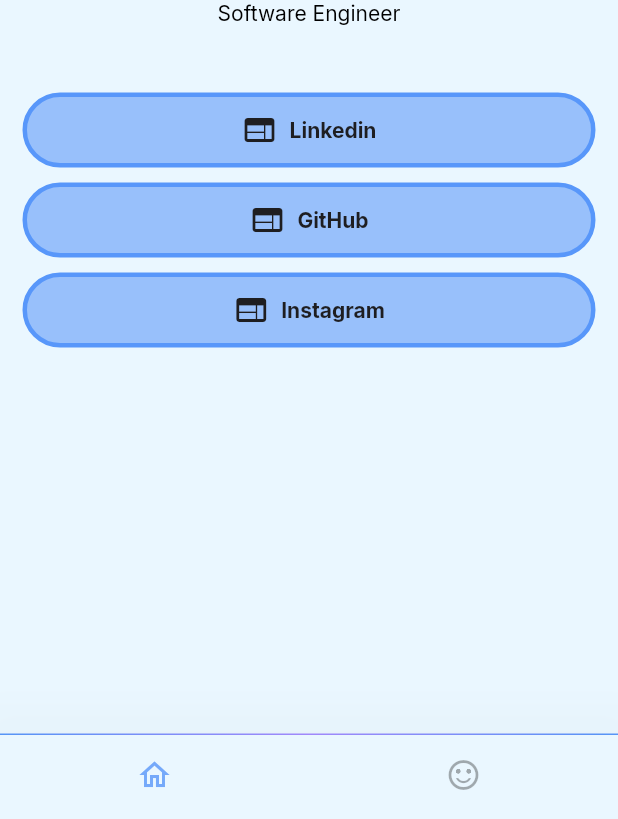
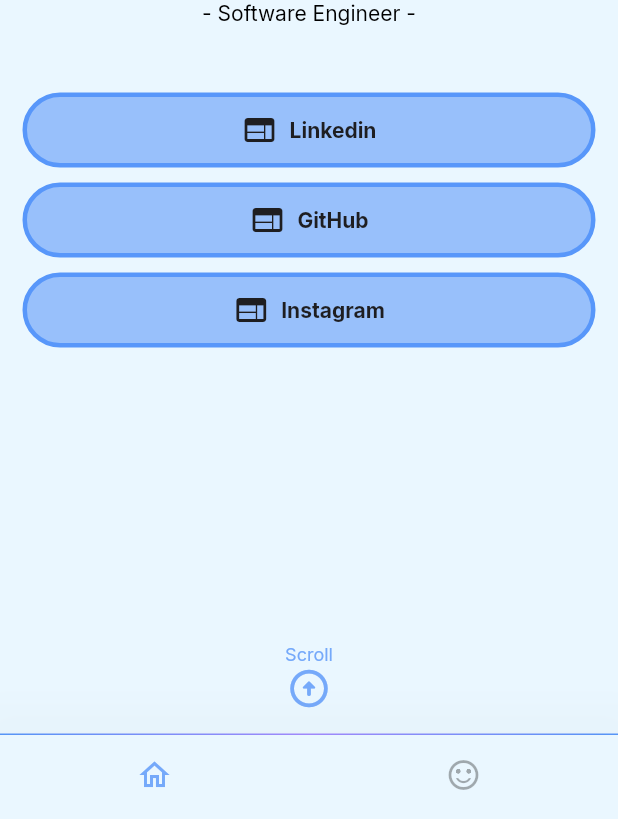
Before and after one commit to rickycheuk/my_web, a Flutter app: the screen it shows after launch, on a phone screen of 412 x 824 dp, the part 417-1236 px from its top. Run offline on Flutter 3.47's test engine with Material 2 defaults, Android fonts, the phone set to English and light mode, and no system bars; drawn by our look-alikes of animated_text_kit; our stand-ins replace cloud_firestore, firebase_analytics, firebase_auth, firebase_core, google_fonts; missing offline and left inert: flutter_rounded_progress_bar; accounts and stored records are empty; network calls fail.

Commit message:
about me page

```diff
--- a/lib/main.dart
+++ b/lib/main.dart
@@ -16,7 +16,7 @@
 
 const profileId = 'Tiqrj06AHigcHiytJPf1';
 String webTitle = 'Ricky Cheuk';
-String description = 'Software Engineer';
+String description = '- Software Engineer -';
 String userName = 'Ricky Cheuk';
 String userId = '';
 List<Widget> tabPages = [
--- a/lib/pages/home_page.dart
+++ b/lib/pages/home_page.dart
@@ -1,18 +1,19 @@
 import 'dart:math';
 
+import 'package:animated_text_kit/animated_text_kit.dart';
 import 'package:flutter/material.dart';
 import 'package:my_web/constants.dart';
 import 'package:url_launcher/url_launcher.dart';
 
-class HomePage extends StatelessWidget {
-  const HomePage(
-      {Key? key,
+class HomePage extends StatefulWidget {
+  const HomePage({
+    Key? key,
     required this.userName,
     required this.description,
     required this.links,
     required this.websiteNames,
-      required this.icons, })
-      : super(key: key);
+    required this.icons,
+  }) : super(key: key);
   final String userName;
   final String description;
   final List links;
@@ -20,21 +21,35 @@
   final List icons;
 
   @override
+  _HomePageState createState() => _HomePageState();
+}
+
+class _HomePageState extends State<HomePage> {
+  @override
+  void initState() {
+    super.initState();
+  }
+
+  @override
   Widget build(BuildContext context) {
-    bool isScreenWide =
-        MediaQuery.of(context).size.width >= MediaQuery.of(context).size.height;
-    return Flex(
-      direction: isScreenWide ? Axis.horizontal : Axis.vertical,
+    Color? textColor = Theme.of(context).textTheme.bodyText1?.color;
+    bool isScreenWide = MediaQuery.of(context).size.width >= MediaQuery.of(context).size.height;
+    double width = MediaQuery.of(context).size.width;
+    List<Widget> homeViewList = [
+      Flex(direction: Axis.horizontal, children: <Widget>[
+        ConstrainedBox(
+            constraints: BoxConstraints(
+              minWidth: isScreenWide ? 300 : 400,
+              maxWidth: isScreenWide ? 300 : 800,
+            ),
+            child: Flex(
+              direction: Axis.vertical, //isScreenWide ? Axis.horizontal : Axis.vertical,
               children: <Widget>[
                 Flexible(
+                  flex: 3,
                   child: SizedBox(
-            // margin: const EdgeInsets.all(20.0),
-            width: isScreenWide
-                ? MediaQuery.of(context).size.width
-                : MediaQuery.of(context).size.width,
-            height: isScreenWide
-                ? MediaQuery.of(context).size.height
-                : MediaQuery.of(context).size.height / 3,
+                    width: isScreenWide ? MediaQuery.of(context).size.width : MediaQuery.of(context).size.width,
+                    height: isScreenWide ? MediaQuery.of(context).size.height : MediaQuery.of(context).size.height / 3,
                     child: Column(children: <Widget>[
                       Expanded(
                         flex: 3,
@@ -53,13 +68,12 @@
                         child: Column(
                           children: [
                             Text(
-                      userName,
+                              widget.userName,
                               textAlign: TextAlign.center,
-                      style:
-                          const TextStyle(fontSize: 18, fontWeight: FontWeight.bold),
+                              style: const TextStyle(fontSize: 18, fontWeight: FontWeight.bold),
                             ),
                             Text(
-                      description,
+                              widget.description,
                               textAlign: TextAlign.center,
                             ),
                           ],
@@ -68,49 +82,153 @@
                     ]),
                   ),
                 ),
-        Flexible(
+                Expanded(
+                  flex: 4,
                   child: SizedBox(
-              width: isScreenWide
-                  ? MediaQuery.of(context).size.width
-                  : MediaQuery.of(context).size.width,
+                      width: isScreenWide ? MediaQuery.of(context).size.width : MediaQuery.of(context).size.width,
                       child: Align(
                           alignment: isScreenWide
-                      ? const Alignment(0, 0.0)
+                              ? const Alignment(0, -1.0) //const Alignment(0, 0.0)
                               : const Alignment(0, -1.0),
                           child: ListView.builder(
                               scrollDirection: Axis.vertical,
                               //isScreenWide ? Axis.horizontal : Axis.vertical,
                               shrinkWrap: true,
                               padding: const EdgeInsets.all(10),
-                      itemCount: links.length,
+                              itemCount: widget.links.length,
                               itemBuilder: (BuildContext context, int index) {
                                 return Align(
                                     alignment: const Alignment(0, -1.0),
                                     child: Container(
                                         height: 50,
-                                width:
-                                    min(MediaQuery.of(context).size.width, 600),
+                                        width: min(MediaQuery.of(context).size.width, 500),
                                         margin: const EdgeInsets.all(5),
                                         decoration: BoxDecoration(
                                           borderRadius: BorderRadius.circular(30),
-                                  border:
-                                      Border.all(color: kGradient1, width: 3),
-                                  color: Theme.of(context)
-                                      .colorScheme
-                                      .primary
-                                      .withOpacity(0.7),
+                                          border: Border.all(color: kGradient1, width: 3),
+                                          color: Theme.of(context).colorScheme.primary.withOpacity(0.7),
                                         ),
                                         child: TextButton.icon(
-                                    onPressed: () => launch(links[index]),
-                                    icon: Icon(icons[index],
-                                        color: kSecondaryColor),
-                                    label: Text(websiteNames[index],
-                                        style: const TextStyle(
-                                            color: kSecondaryColor,
-                                            fontWeight: FontWeight.bold)))));
+                                            onPressed: () => launch(widget.links[index]),
+                                            icon: Icon(widget.icons[index], color: kSecondaryColor),
+                                            label: Text(widget.websiteNames[index],
+                                                style: const TextStyle(color: kSecondaryColor, fontWeight: FontWeight.bold)))));
                               }))),
                 ),
+                isScreenWide
+                    ? Container(width: 0, height: 0)
+                    : Container(
+                        padding: const EdgeInsets.all(1),
+                        width: MediaQuery.of(context).size.width,
+                        height: 70,
+                        alignment: Alignment.center,
+                        child: Column(
+                          crossAxisAlignment: CrossAxisAlignment.center,
+                          mainAxisSize: MainAxisSize.min,
+                          children: [
+                            AnimatedTextKit(repeatForever: true, animatedTexts: [
+                              FadeAnimatedText("Scroll", textStyle: const TextStyle(fontSize: 12, color: kPrimaryColor)),
+                            ]),
+                            const Icon(
+                              Icons.arrow_circle_up_rounded,
+                              semanticLabel: 'Scroll',
+                              size: 30,
+                              color: kPrimaryColor,
+                            ),
                           ],
-    );
+                        )),
+              ],
+            )),
+        isScreenWide
+            ? Expanded(flex: 3, child: aboutPage(isScreenWide, width, textColor))
+            : Container(
+                width: 0,
+                height: 0,
+                color: Colors.blue,
+              ),
+      ]),
+    ];
+
+    isScreenWide ? Null : homeViewList.add(aboutPage(isScreenWide, width, textColor));
+
+    return PageView(scrollDirection: Axis.vertical, children: homeViewList);
   }
 }
+
+Widget aboutPage(bool isScreenWide, double width, Color? textColor) {
+  Color textC = textColor as Color;
+  return Container(
+      alignment: Alignment.topCenter,
+      padding: const EdgeInsets.fromLTRB(30, 30, 30, 20),
+      decoration: BoxDecoration(
+        image: DecorationImage(
+          image: const AssetImage("assets/images/ricky_beach.jpeg"),
+          colorFilter: ColorFilter.mode(Colors.black.withOpacity(0.15), BlendMode.dstATop),
+          fit: BoxFit.cover,
+        ),
+      ),
+      child: Flex(
+        mainAxisAlignment: MainAxisAlignment.center,
+        direction: isScreenWide ? Axis.horizontal : Axis.vertical,
+        children: [
+          Flexible(
+              flex: 4,
+              child: Column(children: [
+                Container(
+                  width: min(width, 600),
+                  alignment: Alignment.center,
+                  padding: const EdgeInsets.all(10.0),
+                  decoration: BoxDecoration(
+                      border: Border.all(color: textC, width: 3), borderRadius: const BorderRadius.all(Radius.circular(10))),
+                  child: const Text(
+                    "About",
+                    textAlign: TextAlign.center,
+                    style: TextStyle(fontSize: 35, fontWeight: FontWeight.bold),
+                  ),
+                ),
+                Container(
+                  height: 15,
+                ),
+                Flexible(
+                    child: ConstrainedBox(
+                  constraints: const BoxConstraints(
+                    minWidth: 450,
+                    maxWidth: 450,
+                  ),
+                  child: const SingleChildScrollView(
+                    scrollDirection: Axis.vertical,
+                    child: Text(
+                      """
+Skills:
+    - Technical: Python, Unix, Git, SQL, Flutter, Spark
+    - Languages: Cantonese, English, Mandarin
+
+Background:
+    - B.S. in Information Systems
+    - 3.5 years in FinTech
+
+Current Work:
+    - Big data processing
+    - Workflow automation
+    - API integration
+
+Fun Facts:
+    - Hong Kong -> New York
+    - Used to dance in college
+    - Can speak 3 Chinese dialects
+""",
+                      textAlign: TextAlign.left,
+                      style: TextStyle(fontSize: 16),
+                    ),
+                  ),
+                ))
+              ])),
+          // Flexible(
+          //     flex: isScreenWide? 4:2,
+          //     child: ClipRRect(
+          //       borderRadius: BorderRadius.circular(30),
+          //       child: Image.asset('assets/images/ricky_boston.jpg'),
+          //     )),
+        ],
+      ));
+}
--- a/lib/update_notes.dart
+++ b/lib/update_notes.dart
@@ -1,8 +1,11 @@
 import 'package:flutter/material.dart';
 
 const List<Text> updateNotes = [
+  Text("01/08/2022", style: TextStyle(fontSize: 17),),
+  Text("  - About Me", style: TextStyle(fontSize: 13),),
+  Text(""),
   Text("12/25/2021", style: TextStyle(fontSize: 17),),
-  Text("  - Emoji wall", style: TextStyle(fontSize: 13),),
+  Text("  - Emoji Wall", style: TextStyle(fontSize: 13),),
   Text(""),
   Text("12/23/2021", style: TextStyle(fontSize: 17),),
   Text("  - Dark mode", style: TextStyle(fontSize: 13),),
--- a/pubspec.yaml
+++ b/pubspec.yaml
@@ -43,6 +43,7 @@
   firebase_core: ^1.10.6
   firebase_auth: ^3.3.4
   firebase_analytics: ^9.0.4
+  webview_flutter: ^3.0.0
 
 dev_dependencies:
   flutter_test:
@@ -71,6 +72,9 @@
      - assets/images/rickycheuk.jpg
      - assets/images/ricky.jpg
      - assets/images/ricky2.jpg
+     - assets/images/ricky_boston.jpg
+     - assets/images/ricky_boston2.jpeg
+     - assets/images/ricky_beach.jpeg
   #   - images/a_dot_ham.jpeg
 
   # An image assets can refer to one or more resolution-specific "variants", see
```
Also changed, not shown: assets/images/ricky_beach.jpeg (added), assets/images/ricky_boston.jpg (added), assets/images/ricky_boston2.jpeg (added), pubspec.lock, 1 other file. Lines whose indentation alone changed are shown as unchanged.
